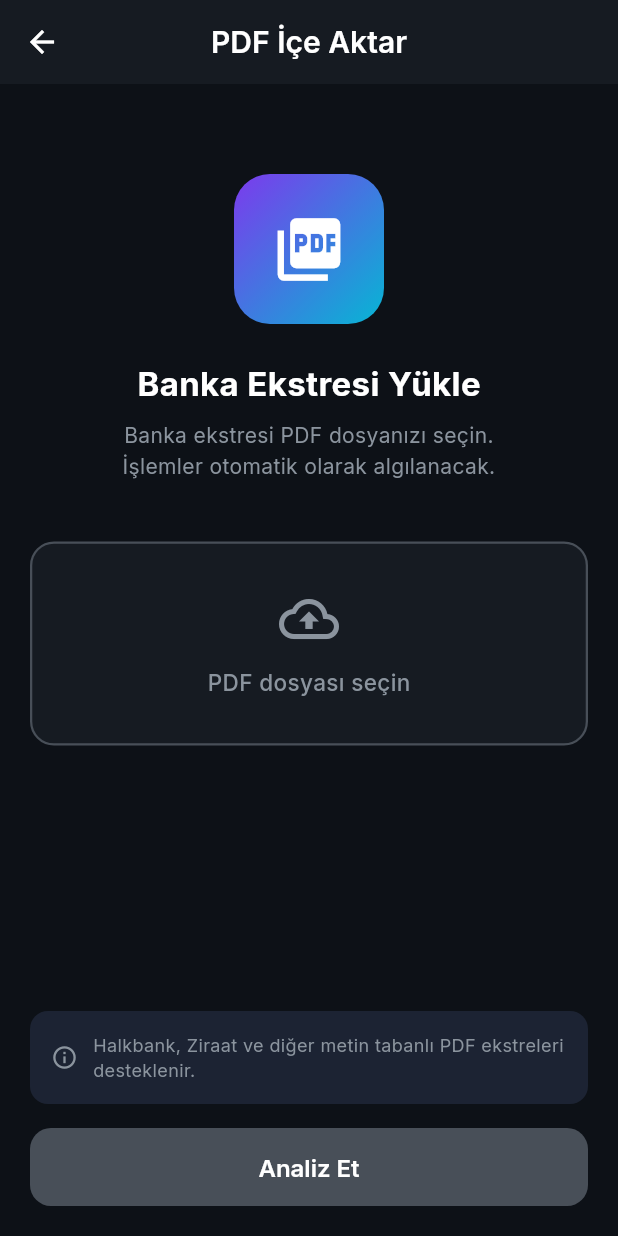
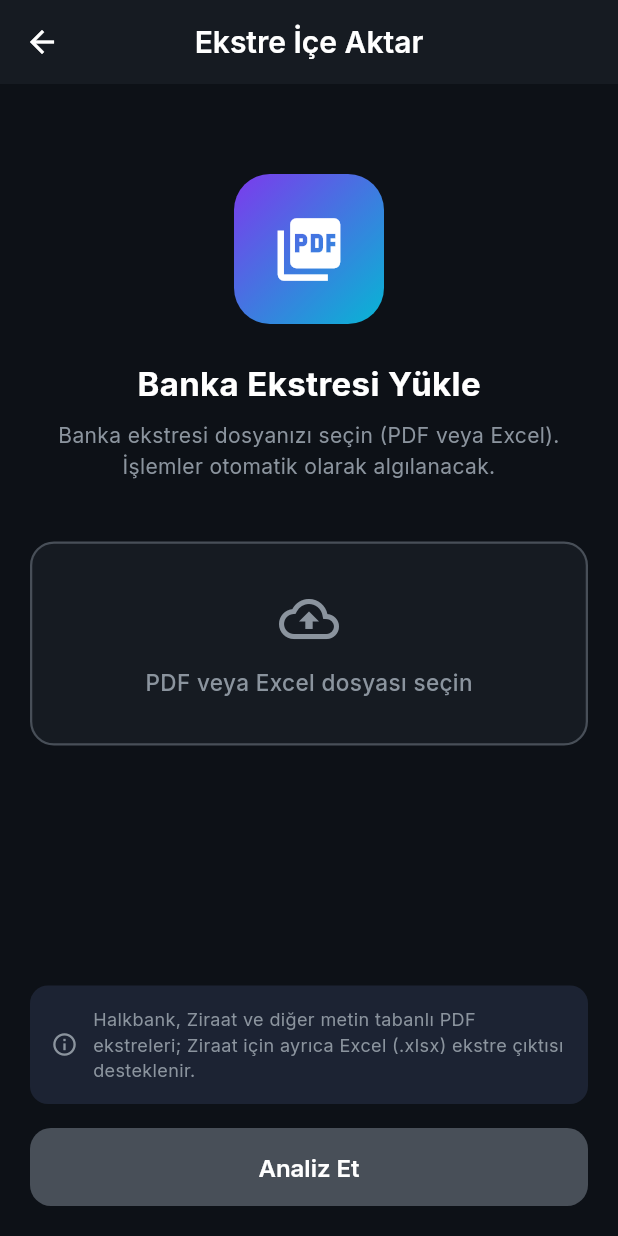
Before and after one commit to MehmetKoc16/SmartFinance-Mobile, a Flutter app: the PdfImportScreen screen opened directly, on a phone screen of 412 x 824 dp. Run offline on Flutter 3.47's test engine with Material 3 defaults, Android fonts, the phone set to English and light mode, and no system bars; our stand-ins replace file_picker, fl_chart, google_fonts, shared_preferences; accounts and stored records are empty; network calls fail.

Commit message:
feat: ekstre ice aktarmada Ziraat Excel (.xlsx) dosyasi secilebilsin
Backend artik Ziraat'in Excel ekstre ciktisini da destekliyor (bkz.
SmartFinance backend). Dosya secici .xlsx'i de kabul edecek sekilde
genisletildi, ekran metinleri PDF+Excel'i kapsayacak sekilde
guncellendi.

Fiziksel cihazda gercek bir Ziraat Excel dosyasiyla dogrulandi.

```diff
--- a/lib/screens/pdf_import_screen.dart
+++ b/lib/screens/pdf_import_screen.dart
@@ -47,7 +47,7 @@ class _PdfImportScreenState extends State<PdfImportScreen> {
   Future<void> _pickFile() async {
     FilePickerResult? result = await FilePicker.pickFiles(
       type: FileType.custom,
-      allowedExtensions: ['pdf'],
+      allowedExtensions: ['pdf', 'xlsx'],
     );
     if (result != null && result.files.single.path != null) {
       setState(() {
@@ -86,7 +86,7 @@ class _PdfImportScreenState extends State<PdfImportScreen> {
     });
 
     if (_transactions.isEmpty && mounted) {
-      final errorMsg = _parseResult?['error'] ?? _parseResult?['message'] ?? 'PDF\'den işlem çıkarılamadı. Dosya metin tabanlı olmayabilir.';
+      final errorMsg = _parseResult?['error'] ?? _parseResult?['message'] ?? 'Dosyadan işlem çıkarılamadı.';
       debugPrint('[PdfImport] Error: $errorMsg');
       ScaffoldMessenger.of(context).showSnackBar(
         SnackBar(
@@ -152,7 +152,7 @@ class _PdfImportScreenState extends State<PdfImportScreen> {
     return Scaffold(
       backgroundColor: AppColors.background,
       appBar: AppBar(
-        title: const Text('PDF İçe Aktar'),
+        title: const Text('Ekstre İçe Aktar'),
         backgroundColor: AppColors.cardBg,
         foregroundColor: AppColors.textPrimary,
         elevation: 0,
@@ -223,7 +223,7 @@ class _PdfImportScreenState extends State<PdfImportScreen> {
           ),
           const SizedBox(height: 8),
           const Text(
-            'Banka ekstresi PDF dosyanızı seçin.\nİşlemler otomatik olarak algılanacak.',
+            'Banka ekstresi dosyanızı seçin (PDF veya Excel).\nİşlemler otomatik olarak algılanacak.',
             style: TextStyle(color: AppColors.textSecondary, fontSize: 14, height: 1.5),
             textAlign: TextAlign.center,
           ),
@@ -252,7 +252,7 @@ class _PdfImportScreenState extends State<PdfImportScreen> {
                   ),
                   const SizedBox(height: 12),
                   Text(
-                    _selectedFileName ?? 'PDF dosyası seçin',
+                    _selectedFileName ?? 'PDF veya Excel dosyası seçin',
                     style: TextStyle(
                       color: _selectedFilePath != null ? AppColors.green : AppColors.textSecondary,
                       fontSize: 15, fontWeight: FontWeight.w500,
@@ -285,7 +285,7 @@ class _PdfImportScreenState extends State<PdfImportScreen> {
                 SizedBox(width: 10),
                 Expanded(
                   child: Text(
-                    'Halkbank, Ziraat ve diğer metin tabanlı PDF ekstreleri desteklenir.',
+                    'Halkbank, Ziraat ve diğer metin tabanlı PDF ekstreleri; Ziraat için ayrıca Excel (.xlsx) ekstre çıktısı desteklenir.',
                     style: TextStyle(color: AppColors.textSecondary, fontSize: 12),
                   ),
                 ),
```
